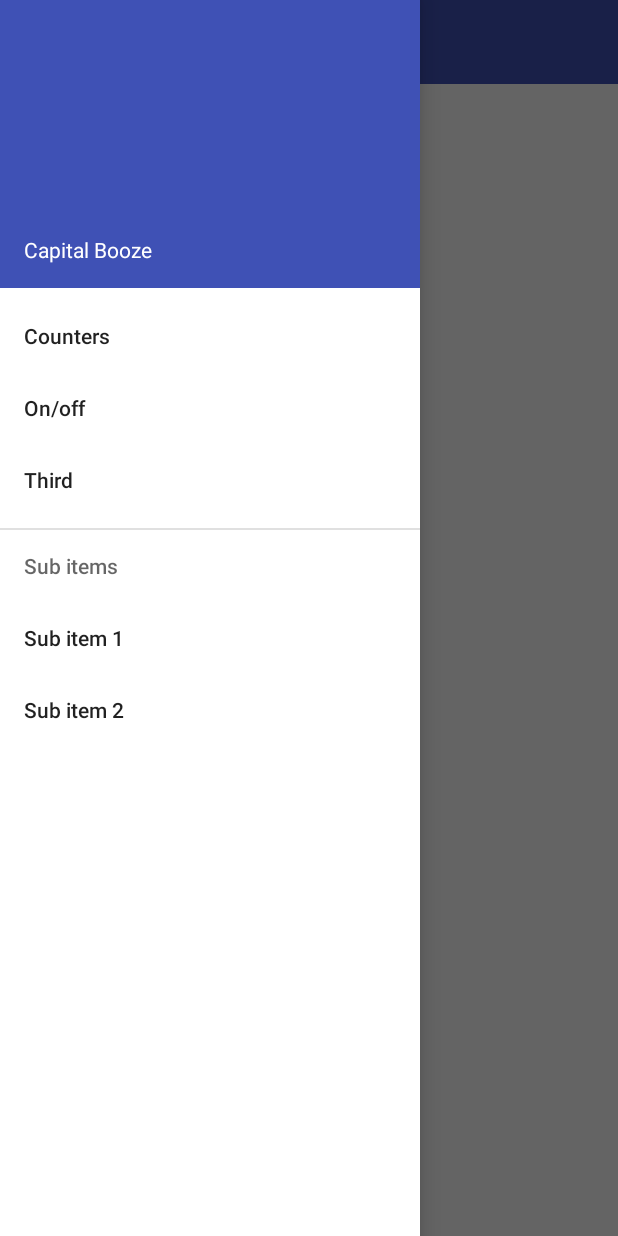
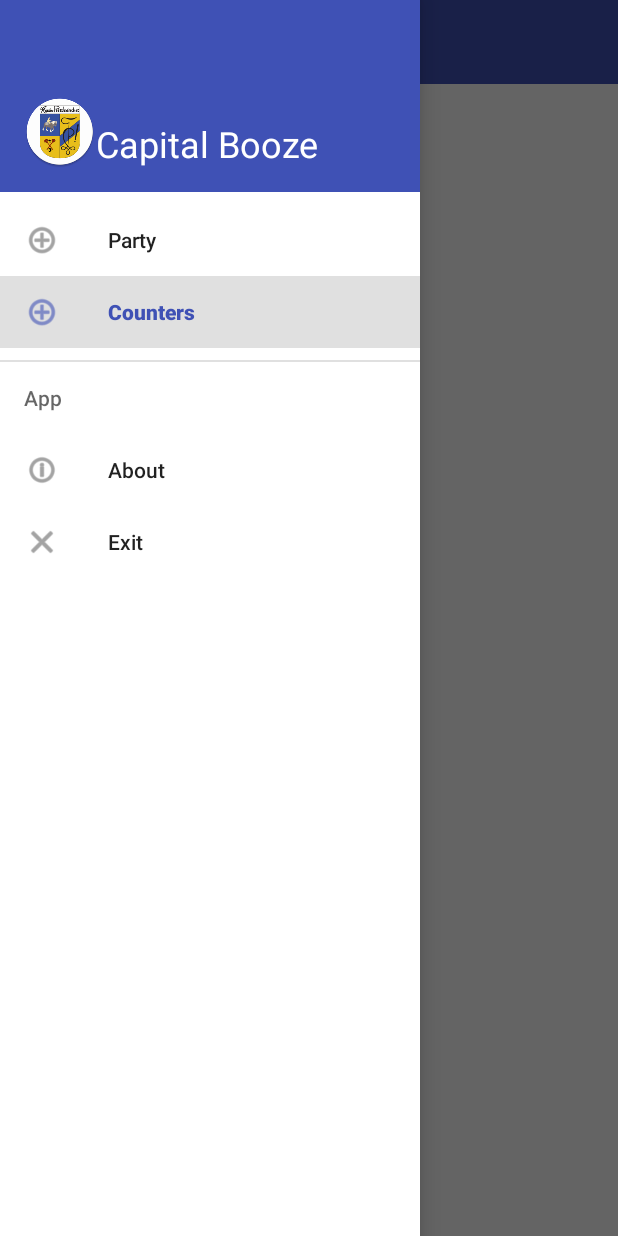
Before and after one commit to gartangh/CapitalBooze, an Android app: the screen it shows after launch (MainActivity), with the side drawer open, on a phone screen of 412 x 824 dp. Run offline under Robolectric (Android 15) with nearby library versions, the phone set to English and light mode, and no system bars.

Commit message:
started making other fragments

```diff
--- a/app/src/main/res/layout/nav_header.xml
+++ b/app/src/main/res/layout/nav_header.xml
@@ -1,18 +1,25 @@
 <?xml version="1.0" encoding="utf-8"?>
-<LinearLayout xmlns:android="http://schemas.android.com/apk/res/android"
+<LinearLayout
+    xmlns:android="http://schemas.android.com/apk/res/android"
     android:layout_width="match_parent"
-    android:layout_height="192dp"
+    android:layout_height="128dp"
     android:background="?attr/colorPrimaryDark"
     android:padding="16dp"
     android:theme="@style/ThemeOverlay.AppCompat.Dark"
-    android:orientation="vertical"
+    android:orientation="horizontal"
     android:gravity="bottom">
+
+    <ImageView
+        android:layout_width="wrap_content"
+        android:layout_height="wrap_content"
+        android:src="@mipmap/ic_launcher" />
 
     <TextView
         android:layout_width="match_parent"
         android:layout_height="wrap_content"
         android:text="Capital Booze"
+        android:textSize="24sp"
         android:textColor="@android:color/white"
-        android:textAppearance="@style/TextAppearance.AppCompat.Body1"/>
+        android:textAppearance="@style/TextAppearance.AppCompat.Body1" />
 
 </LinearLayout>
--- a/app/src/main/res/menu/drawer_layout.xml
+++ b/app/src/main/res/menu/drawer_layout.xml
@@ -3,23 +3,24 @@
 
     <group android:checkableBehavior="single">
         <item
+            android:id="@+id/nav_party_fragment"
+            android:title="Party"
+            android:icon="@android:drawable/ic_menu_add"/>
+        <item
             android:id="@+id/nav_counters_fragment"
-            android:title="@string/nav_counters" />
-        <item
-            android:id="@+id/nav_switch"
-            android:actionLayout="@layout/action_view_switch"
-            android:title="@string/switch_on_off" />
-        <item
-            android:id="@+id/nav_third_fragment"
-            android:title="Third" />
+            android:title="@string/nav_counters"
+            android:checked="true"
+            android:icon="@android:drawable/ic_menu_add"/>
     </group>
-    <item android:title="Sub items">
+    <item android:title="App">
         <menu>
             <group android:checkableBehavior="single">
                 <item
-                    android:title="Sub item 1" />
+                    android:title="About"
+                    android:icon="@android:drawable/ic_menu_info_details"/>
                 <item
-                    android:title="Sub item 2" />
+                    android:title="Exit"
+                    android:icon="@android:drawable/ic_menu_close_clear_cancel"/>
             </group>
         </menu>
     </item>
--- a/app/src/main/res/values/strings.xml
+++ b/app/src/main/res/values/strings.xml
@@ -4,4 +4,7 @@
     <string name="drawer_close">Close fragment navigation drawer</string>
     <string name="nav_counters">Counters</string>
     <string name="switch_on_off">On/off</string>
+
+    <!-- TODO: Remove or change this placeholder text -->
+    <string name="hello_blank_fragment">Hello blank fragment</string>
 </resources>
```
Also changed, not shown: app/src/main/java/com/tanghe/garben/capitalbooze/MainActivity.java (+19 -6 lines), app/src/main/java/com/tanghe/garben/capitalbooze/PartyFragment.java (+130 -1 lines), app/src/main/res/layout/fragment_party.xml (added, +44 -0 lines).
